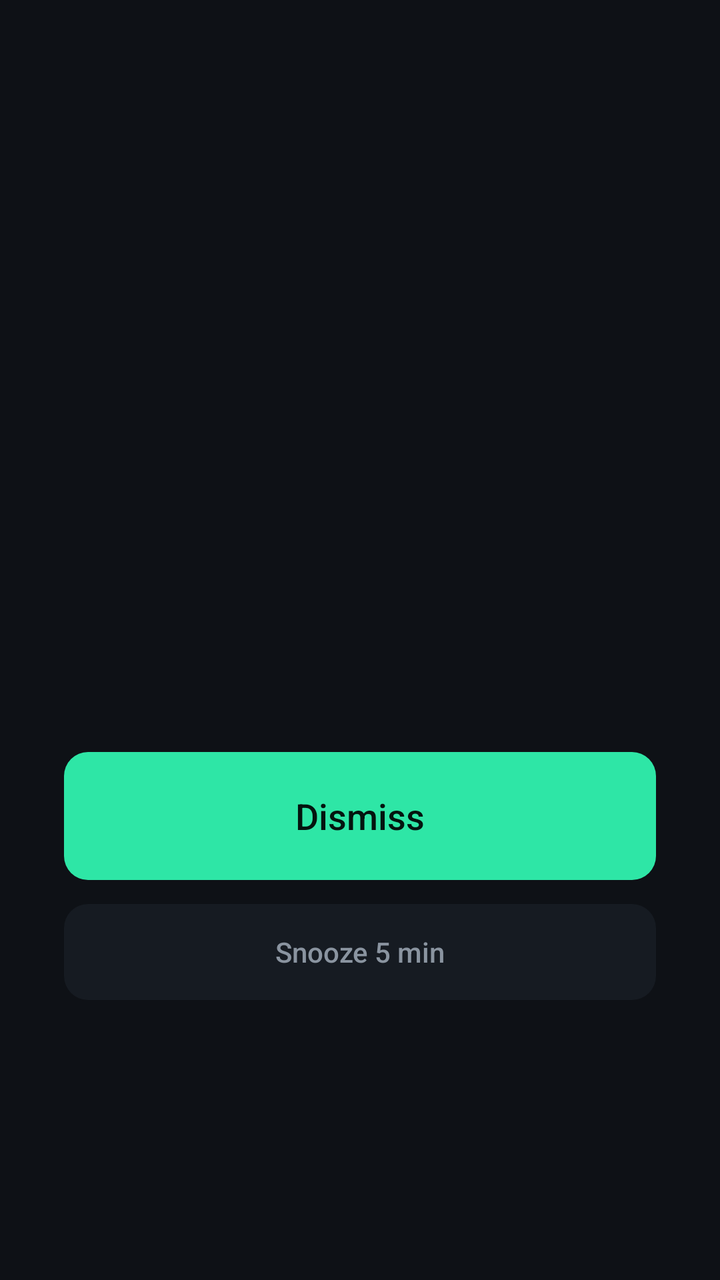
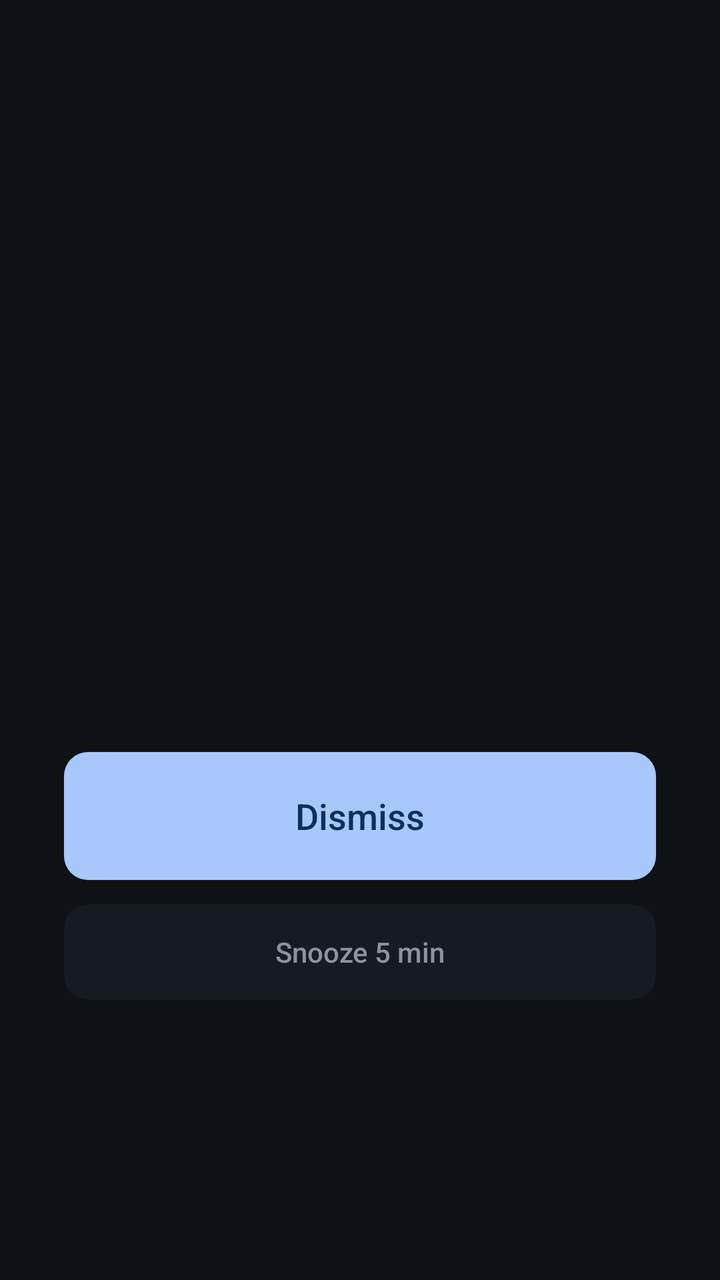

The first picture is an Android layout as it rendered before a commit; the second is the same layout after the commit. The layout source and the unified diff follow.
<!-- AndroidManifest.xml: activity theme Theme.LifeOS.Alarm -->
<!-- res/layout/activity_alarm.xml -->
<?xml version="1.0" encoding="utf-8"?>
<LinearLayout xmlns:android="http://schemas.android.com/apk/res/android"
    android:layout_width="match_parent"
    android:layout_height="match_parent"
    android:background="@drawable/alarm_bg"
    android:gravity="center"
    android:keepScreenOn="true"
    android:orientation="vertical"
    android:padding="32dp">

    <TextView
        android:id="@+id/alarm_time"
        android:layout_width="wrap_content"
        android:layout_height="wrap_content"
        android:fontFamily="sans-serif-light"
        android:textColor="#FFFFFF"
        android:textSize="72sp"
        android:textStyle="bold" />

    <TextView
        android:id="@+id/alarm_label"
        android:layout_width="wrap_content"
        android:layout_height="wrap_content"
        android:layout_marginTop="16dp"
        android:textColor="#B0BAC5"
        android:textSize="22sp" />

    <TextView
        android:id="@+id/alarm_persona"
        android:layout_width="wrap_content"
        android:layout_height="wrap_content"
        android:layout_marginTop="20dp"
        android:gravity="center"
        android:textColor="#2EE6A6"
        android:textSize="20sp" />

    <Button
        android:id="@+id/alarm_dismiss"
        android:layout_width="match_parent"
        android:layout_height="64dp"
        android:layout_marginTop="48dp"
        android:background="@drawable/alarm_button_dismiss"
        android:stateListAnimator="@null"
        android:text="@string/alarm_dismiss"
        android:textAllCaps="false"
        android:textColor="#04140F"
        android:textSize="18sp" />

    <Button
        android:id="@+id/alarm_snooze"
        android:layout_width="match_parent"
        android:layout_height="48dp"
        android:layout_marginTop="12dp"
        android:background="@drawable/alarm_button_snooze"
        android:stateListAnimator="@null"
        android:text="@string/alarm_snooze"
        android:textAllCaps="false"
        android:textColor="#8A94A0"
        android:textSize="14sp" />
</LinearLayout>
<!-- resources referenced by this layout -->
<resources>
  <!-- drawable alarm_bg (drawable) -->
  <?xml version="1.0" encoding="utf-8"?>
  <shape xmlns:android="http://schemas.android.com/apk/res/android"
      android:shape="rectangle">
      <solid android:color="#0E1116" />
  </shape>
  <!-- drawable alarm_button_dismiss (drawable) -->
  <?xml version="1.0" encoding="utf-8"?>
  <shape xmlns:android="http://schemas.android.com/apk/res/android"
      android:shape="rectangle">
      <solid android:color="#2EE6A6" />
      <corners android:radius="12dp" />
  </shape>
  <!-- drawable alarm_button_snooze (drawable) -->
  <?xml version="1.0" encoding="utf-8"?>
  <shape xmlns:android="http://schemas.android.com/apk/res/android"
      android:shape="rectangle">
      <solid android:color="#161B22" />
      <corners android:radius="12dp" />
  </shape>
  <string name="alarm_dismiss">Dismiss</string>
  <string name="alarm_snooze">Snooze 5 min</string>
  <style name="Theme.LifeOS.Alarm" parent="Theme.LifeOS">
          <item name="android:windowFullscreen">true</item>
          <item name="android:windowTranslucentStatus">true</item>
      </style>
  <style name="Theme.LifeOS" parent="android:Theme.Material.NoActionBar">
          <item name="android:colorBackground">#0E1116</item>
          <item name="android:statusBarColor">#0E1116</item>
          <item name="android:navigationBarColor">#0E1116</item>
          <item name="android:windowBackground">#0E1116</item>
      </style>
</resources>

<!-- the commit's change to res/layout/activity_alarm.xml (unified diff, before → after) -->
@@ -31,7 +31,7 @@
         android:layout_height="wrap_content"
         android:layout_marginTop="20dp"
         android:gravity="center"
-        android:textColor="#2EE6A6"
+        android:textColor="#A8C7FA"
         android:textSize="20sp" />
 
     <Button
@@ -43,7 +43,7 @@
         android:stateListAnimator="@null"
         android:text="@string/alarm_dismiss"
         android:textAllCaps="false"
-        android:textColor="#04140F"
+        android:textColor="#0A305F"
         android:textSize="18sp" />
 
     <Button
<!-- resource entries referenced after the edit -->
@@ -10,7 +10,7 @@
   <?xml version="1.0" encoding="utf-8"?>
   <shape xmlns:android="http://schemas.android.com/apk/res/android"
       android:shape="rectangle">
-      <solid android:color="#2EE6A6" />
+      <solid android:color="#A8C7FA" />
       <corners android:radius="12dp" />
   </shape>
   <!-- drawable alarm_button_snooze (drawable) -->
@@ -27,10 +27,13 @@
           <item name="android:windowTranslucentStatus">true</item>
       </style>
   <style name="Theme.LifeOS" parent="android:Theme.Material.NoActionBar">
-          <item name="android:colorBackground">#0E1116</item>
-          <item name="android:statusBarColor">#0E1116</item>
-          <item name="android:navigationBarColor">#0E1116</item>
-          <item name="android:windowBackground">#0E1116</item>
+          <item name="android:colorPrimary">#A8C7FA</item>
+          <item name="android:colorPrimaryDark">#0A305F</item>
+          <item name="android:colorAccent">#4C8DFF</item>
+          <item name="android:colorBackground">#0B0E13</item>
+          <item name="android:statusBarColor">#0B0E13</item>
+          <item name="android:navigationBarColor">#0B0E13</item>
+          <item name="android:windowBackground">#0B0E13</item>
       </style>
 </resources>
 
